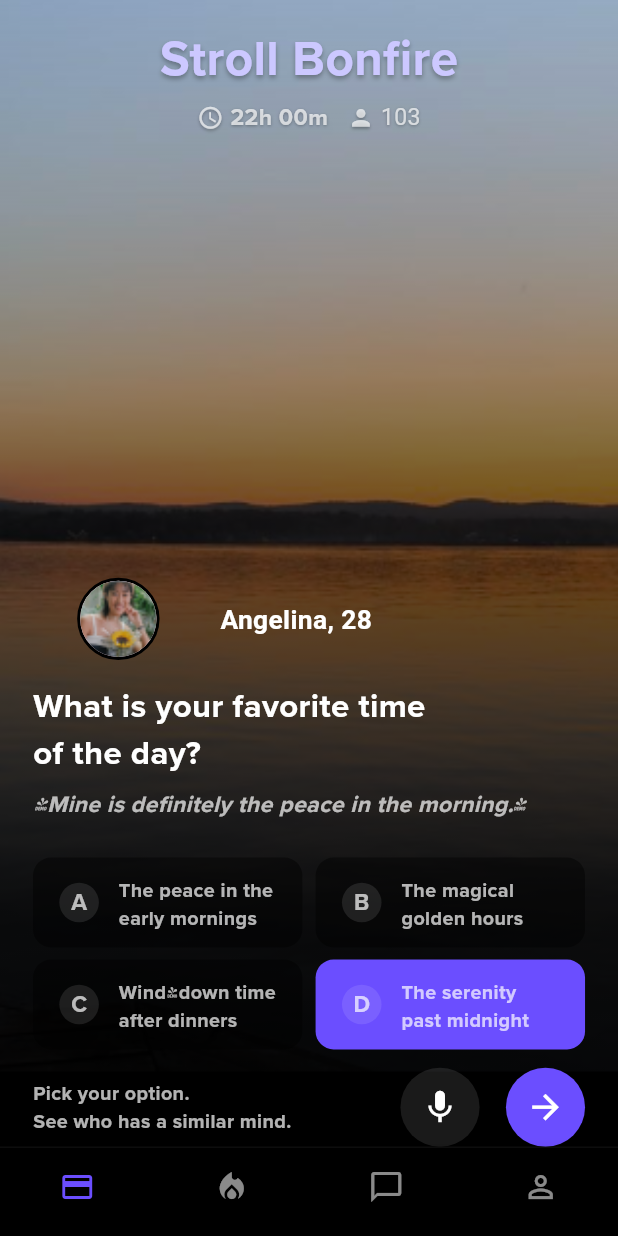
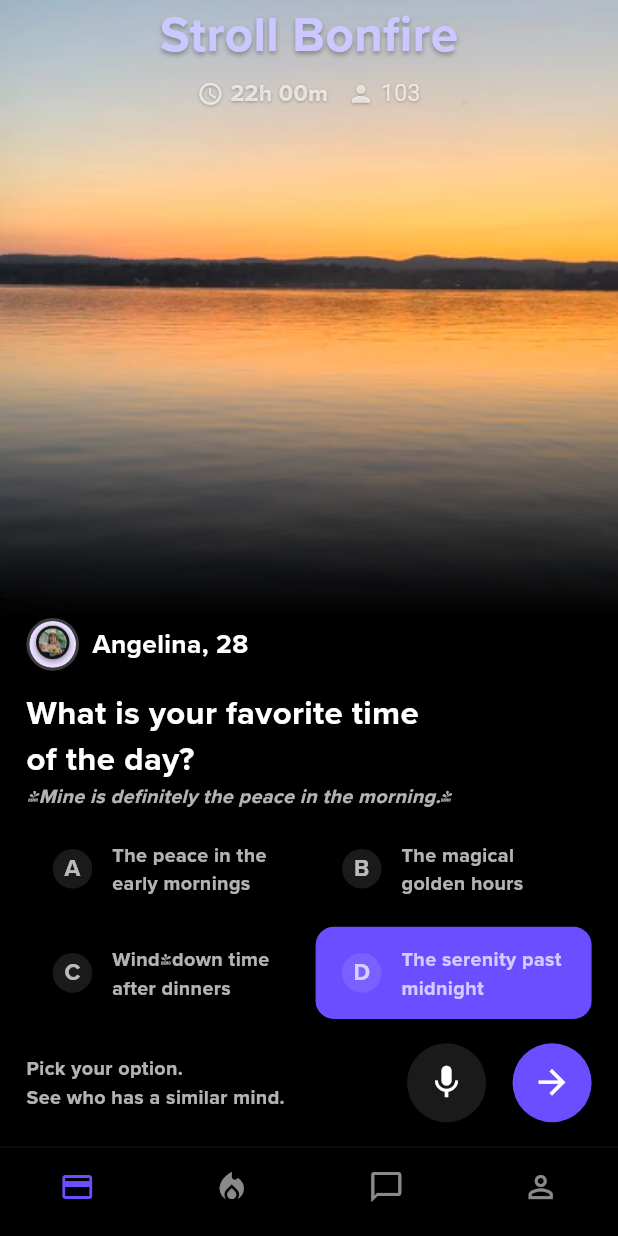
Before and after one commit to trick4u/stroll, a Flutter app: the screen it shows after launch, on a phone screen of 412 x 824 dp. Run offline on Flutter 3.47's test engine with Material 3 defaults, Android fonts, the phone set to English and light mode, and no system bars.

Commit message:
gridUpdate

```diff
--- a/lib/pages/home_page.dart
+++ b/lib/pages/home_page.dart
@@ -13,69 +13,61 @@
   Widget build(BuildContext context) {
     ScaleUtil.init(context);
     return Scaffold(
+      resizeToAvoidBottomInset: false,
       backgroundColor: Colors.black,
-      body: Stack(
+      body: Column(
         children: [
-          // Background Image with Gradient
-          Positioned.fill(
-            child: Container(
+          // Top Half - Image Section
+          Container(
+            height: MediaQuery.of(context).size.height * 0.5, // Reduced further
+            width: double.infinity,
+            child: Stack(
+              children: [
+                Container(
                   decoration: BoxDecoration(
                     image: DecorationImage(
                       image: AssetImage('assets/sunset.png'),
                       fit: BoxFit.cover,
                     ),
                   ),
-              child: Container(
+                ),
+                Container(
                   decoration: BoxDecoration(
                     gradient: LinearGradient(
                       colors: [
-                      Colors.black.withOpacity(0.9),
-                      Colors.black.withOpacity(0.5),
+                        Colors.black,
+                        Colors.transparent,
                         Colors.transparent,
                       ],
                       begin: Alignment.bottomCenter,
                       end: Alignment.topCenter,
-                    stops: const [0.2, 0.6, 1.0],
+                      stops: const [0.0, 0.4, 1.0],
                     ),
                   ),
                 ),
+                SafeArea(
+                  child: const TitleBox(),
+                ),
+              ],
             ),
           ),
 
-          // Content Container
-          SafeArea(
+          // Bottom Half - Content Section
+          Expanded(
+            child: Container(
+              color: Colors.black,
+              child: Padding(
+                padding: EdgeInsets.symmetric(horizontal: ScaleUtil.width(16)),
                 child: Column(
-              mainAxisAlignment: MainAxisAlignment.end,
-              children: [
-                // Top Section (Title)
-                Padding(
-                  padding: EdgeInsets.only(top: ScaleUtil.height(16)),
-                  child: const TitleBox(),
-                ),
-
-                // Spacer to push content to bottom half
-                const Spacer(),
-
-                // Bottom Half Content
-                Container(
-                  // Takes bottom 60% of screen
-                  child: Padding(
-                    padding: EdgeInsets.symmetric(
-                      horizontal: ScaleUtil.width(20),
-                    ),
-                    child: Column(
-                      mainAxisAlignment: MainAxisAlignment.start,
                   crossAxisAlignment: CrossAxisAlignment.start,
+                  mainAxisSize: MainAxisSize.min,
                   children: [
                     const ProfileImageBox(),
-                        SizedBox(height: ScaleUtil.height(24)),
                     const OptionsGrid(),
                     const ActionButtons(),
                   ],
                 ),
               ),
-                ),
-              ],
             ),
           ),
         ],
--- a/lib/widgets/options_grid.dart
+++ b/lib/widgets/options_grid.dart
@@ -34,19 +34,15 @@
 
   @override
   Widget build(BuildContext context) {
-    return Positioned(
-      top: ScaleUtil.proportionalHeight(70),
-      left: ScaleUtil.width(20),
-      right: ScaleUtil.width(20),
-      child: Column(
-        crossAxisAlignment: CrossAxisAlignment.start,
-        children: [
-          GridView.count(
+    return GridView.count(
+      padding: EdgeInsets.only(
+          top: ScaleUtil.height(8), bottom: ScaleUtil.height(16)),
       shrinkWrap: true,
+      physics: NeverScrollableScrollPhysics(), // Disable scrolling
       crossAxisCount: 2,
       mainAxisSpacing: ScaleUtil.height(8),
       crossAxisSpacing: ScaleUtil.width(8),
-            childAspectRatio: 3,
+      childAspectRatio: 3, // Adjusted for better height
       children: List.generate(
         options.length,
         (index) => OptionBox(
@@ -60,10 +56,6 @@
           },
         ),
       ),
-          ),
-          SizedBox(height: ScaleUtil.height(12)),
-        ],
-      ),
     );
   }
 }
--- a/lib/widgets/profile_image_box.dart
+++ b/lib/widgets/profile_image_box.dart
@@ -1,52 +1,45 @@
-
-
 import 'package:flutter/material.dart';
 
 import '../services/scaling.dart';
 
 class ProfileImageBox extends StatelessWidget {
-  const ProfileImageBox({
-    super.key,
-  });
+  const ProfileImageBox({super.key});
 
   @override
   Widget build(BuildContext context) {
-    return Positioned(
-      left: ScaleUtil.width(30),
-      top: ScaleUtil.proportionalHeight(60),
-      child: Column(
+    return Column(
       crossAxisAlignment: CrossAxisAlignment.start,
+      mainAxisSize: MainAxisSize.min,
       children: [
         Row(
           children: [
             Container(
-                height: ScaleUtil.scale(50),
+              height: ScaleUtil.scale(32), // Reduced size
+              width: ScaleUtil.scale(32), // Reduced size
               decoration: BoxDecoration(
                 shape: BoxShape.circle,
                 border: Border.all(
-                    color: Colors.black,
+                  color: Colors.white24,
                   width: 2,
                 ),
               ),
               child: CircleAvatar(
-                  radius: ScaleUtil.scale(50),
                 backgroundImage: AssetImage('assets/profile.png'),
               ),
             ),
-              SizedBox(
-                width: ScaleUtil.width(10),
-              ),
+            SizedBox(width: ScaleUtil.width(8)), // Reduced spacing
             Text(
               'Angelina, 28',
               style: TextStyle(
                 color: Colors.white,
                 fontSize: ScaleUtil.fontSize(16),
                 fontWeight: FontWeight.w600,
+                fontFamily: 'ProximaNova',
               ),
             ),
           ],
         ),
-          SizedBox(height: ScaleUtil.height(15)),
+        SizedBox(height: ScaleUtil.height(12)), // Reduced spacing
         Text(
           'What is your favorite time\nof the day?',
           style: TextStyle(
@@ -56,18 +49,17 @@
             fontWeight: FontWeight.bold,
           ),
         ),
-          SizedBox(height: ScaleUtil.height(8)),
+        // Reduced spacing
         Text(
           '"Mine is definitely the peace in the morning."',
           style: TextStyle(
             fontFamily: 'ProximaNova',
             color: Colors.white70,
-              fontSize: ScaleUtil.fontSize(14),
+            fontSize: ScaleUtil.fontSize(12),
             fontStyle: FontStyle.italic,
           ),
         ),
       ],
-      ),
     );
   }
 }
--- a/lib/widgets/title_box.dart
+++ b/lib/widgets/title_box.dart
@@ -1,5 +1,4 @@
 import 'package:flutter/material.dart';
-
 
 import '../services/scaling.dart';
 
@@ -20,11 +19,10 @@
           Text(
             'Stroll Bonfire',
             style: TextStyle(
-               fontFamily: 'ProximaNova',
+              fontFamily: 'ProximaNova',
               color: Color(0xffCCC8FF),
               fontSize: ScaleUtil.fontSize(30),
               fontWeight: FontWeight.bold,
-
               shadows: [
                 Shadow(
                   offset: Offset(0, 2),
@@ -54,7 +52,7 @@
               Text(
                 '22h 00m',
                 style: TextStyle(
-                    fontFamily: 'ProximaNova',
+                  fontFamily: 'ProximaNova',
                   color: Colors.white70,
                   fontSize: ScaleUtil.fontSize(14),
                   shadows: [
```
Lines whose indentation alone changed are shown as unchanged.
